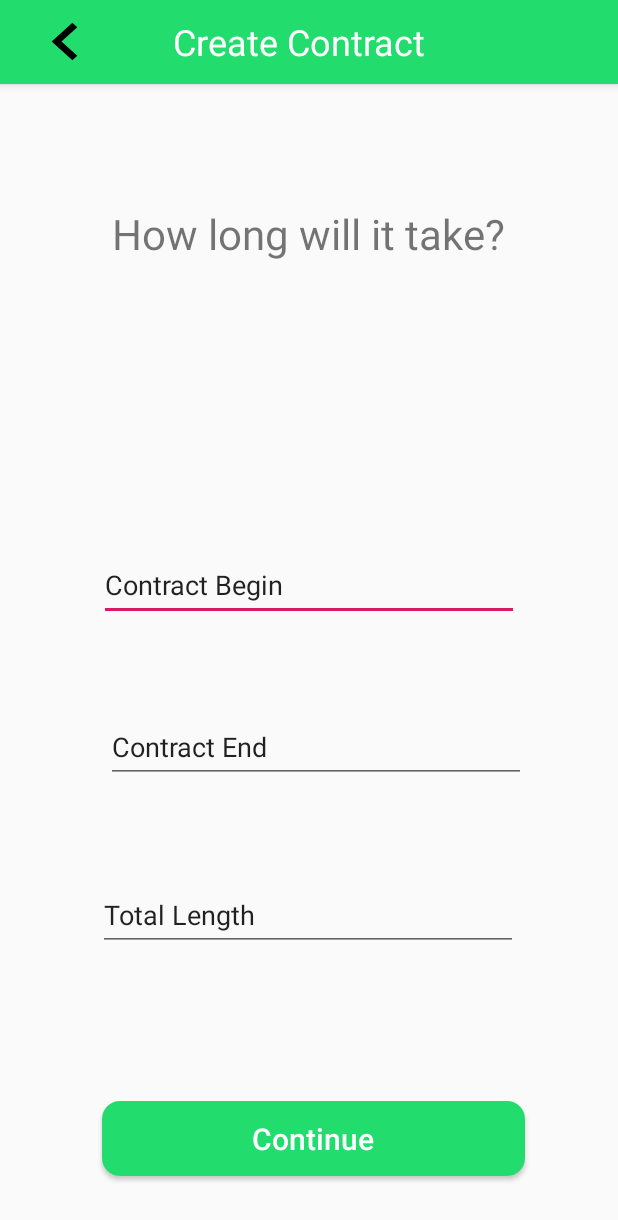
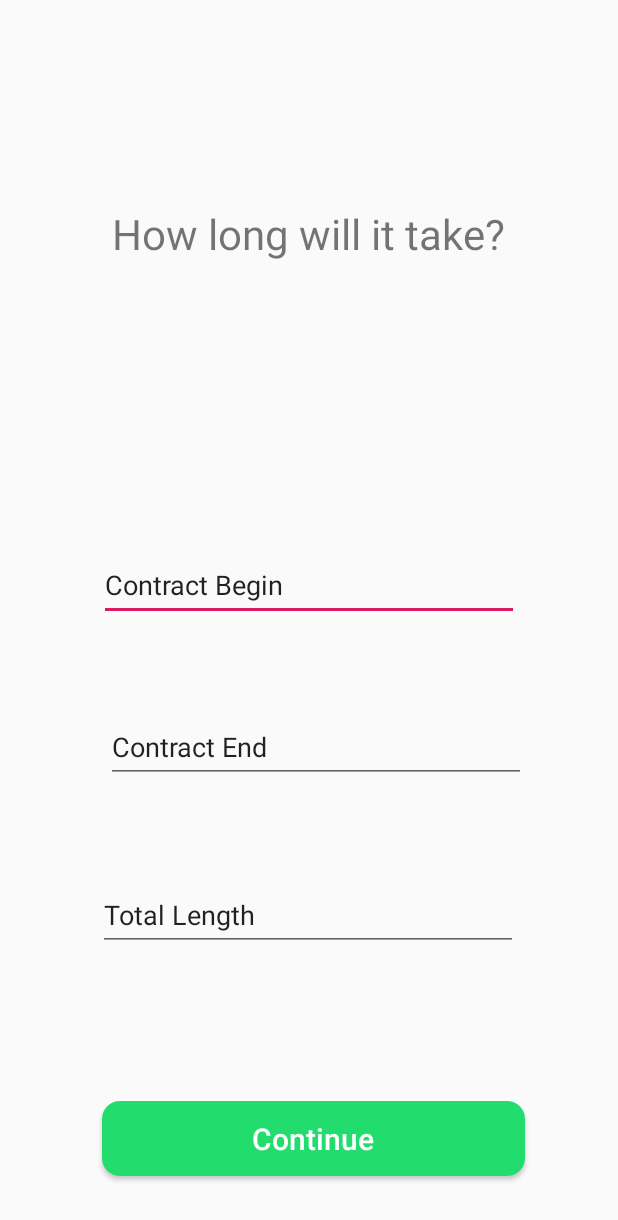
Before and after one commit to semafor0/appjamaa, an Android app: the fragment NewContractFragment_2 shown on its own in the app's theme, on a phone screen of 412 x 824 dp. Shown: the top 1220 px of the screen. Run offline under Robolectric (Android 15) with nearby library versions, the phone set to English and light mode, and no system bars.

Commit message:
toolbar moved to new contract activity

```diff
--- a/app/src/main/res/layout/activity_new_contract.xml
+++ b/app/src/main/res/layout/activity_new_contract.xml
@@ -6,9 +6,14 @@
     android:orientation="vertical"
     tools:context=".main.contract.NewContractActivity">
 
+    <include layout="@layout/toolbar"
+        android:id="@+id/toolbar_contract_create"
+        />
+
     <android.support.v4.view.ViewPager
         android:id="@+id/view_pager"
         android:layout_width="match_parent"
         android:layout_height="wrap_content" />
 
+
 </LinearLayout>
--- a/app/src/main/res/layout/fragment_new_contract_1.xml
+++ b/app/src/main/res/layout/fragment_new_contract_1.xml
@@ -7,9 +7,6 @@
     android:layout_width="match_parent"
     android:layout_height="match_parent">
 
-    <include layout="@layout/toolbar"
-        android:id="@+id/toolbar_contract_create"
-        />
 
 
     <TextView
--- a/app/src/main/res/layout/fragment_new_contract_2.xml
+++ b/app/src/main/res/layout/fragment_new_contract_2.xml
@@ -8,9 +8,6 @@
     >
 
 
-    <include layout="@layout/toolbar"
-        android:id="@+id/toolbar_contract_create"
-        />
 
     <TextView
         android:id="@+id/title_contract_duration"
--- a/app/src/main/res/layout/fragment_new_contract_3.xml
+++ b/app/src/main/res/layout/fragment_new_contract_3.xml
@@ -7,9 +7,6 @@
     android:layout_height="match_parent"
     >
 
-    <include layout="@layout/toolbar"
-        android:id="@+id/toolbar_contract_create"
-        />
 
 
     <activity
```
